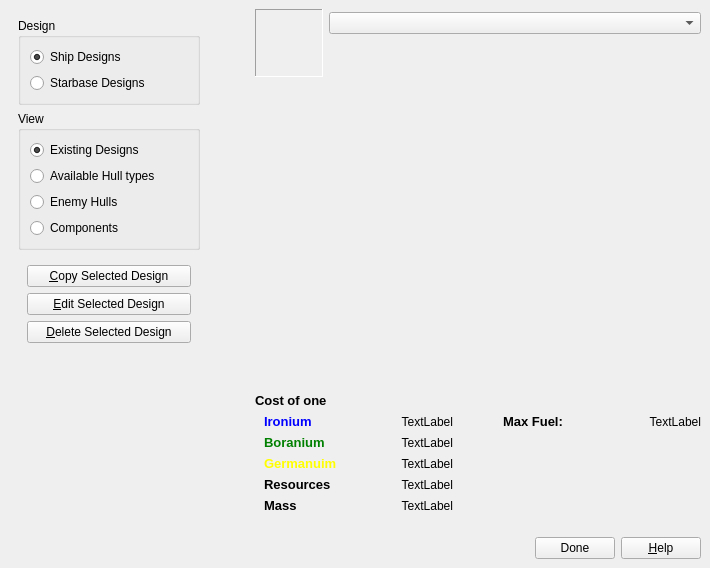
The window that QtClient/ship_design_dialog.ui (vkholodkov/freestars) describes before a commit, drawn with Qt 5.
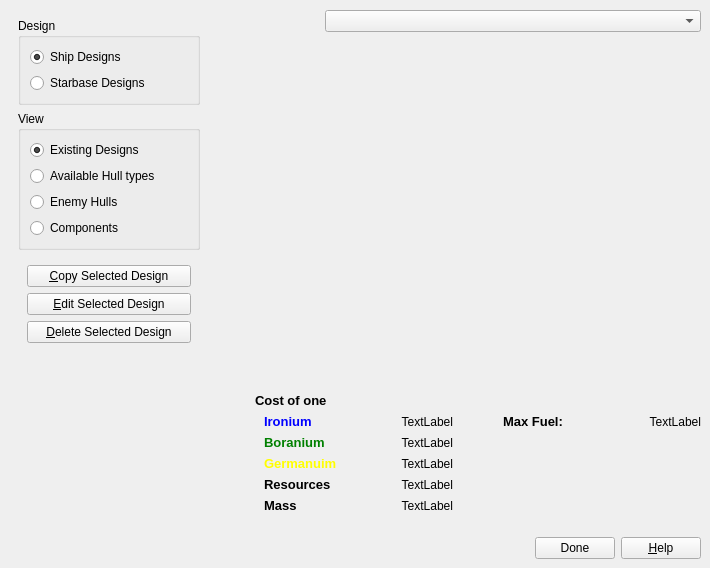
The same window after the commit. Custom widgets are drawn as their Qt base class.

Commit message: Ship avatars

Patch:
```diff
--- a/QtClient/ship_design_dialog.ui
+++ b/QtClient/ship_design_dialog.ui
@@ -685,28 +685,19 @@
                      <number>0</number>
                     </property>
                     <item>
-                     <widget class="QLabel" name="label">
+                     <widget class="ShipAvatarWidget" name="shipAvatarWidget1" native="true">
                       <property name="minimumSize">
                        <size>
-                        <width>68</width>
-                        <height>68</height>
+                        <width>64</width>
+                        <height>64</height>
                        </size>
                       </property>
                       <property name="maximumSize">
                        <size>
-                        <width>68</width>
-                        <height>68</height>
+                        <width>64</width>
+                        <height>64</height>
                        </size>
                       </property>
-                      <property name="frameShape">
-                       <enum>QFrame::Panel</enum>
-                      </property>
-                      <property name="frameShadow">
-                       <enum>QFrame::Sunken</enum>
-                      </property>
-                      <property name="text">
-                       <string/>
-                      </property>
                      </widget>
                     </item>
                     <item>
@@ -1094,6 +1085,14 @@
    </item>
   </layout>
  </widget>
+ <customwidgets>
+  <customwidget>
+   <class>ShipAvatarWidget</class>
+   <extends>QWidget</extends>
+   <header>ship_avatar_widget.h</header>
+   <container>1</container>
+  </customwidget>
+ </customwidgets>
  <resources/>
  <connections/>
 </ui>
```
Left out of the diff: 19 changed lines with no effect on the pictures. The commit also changes 8 other files.
